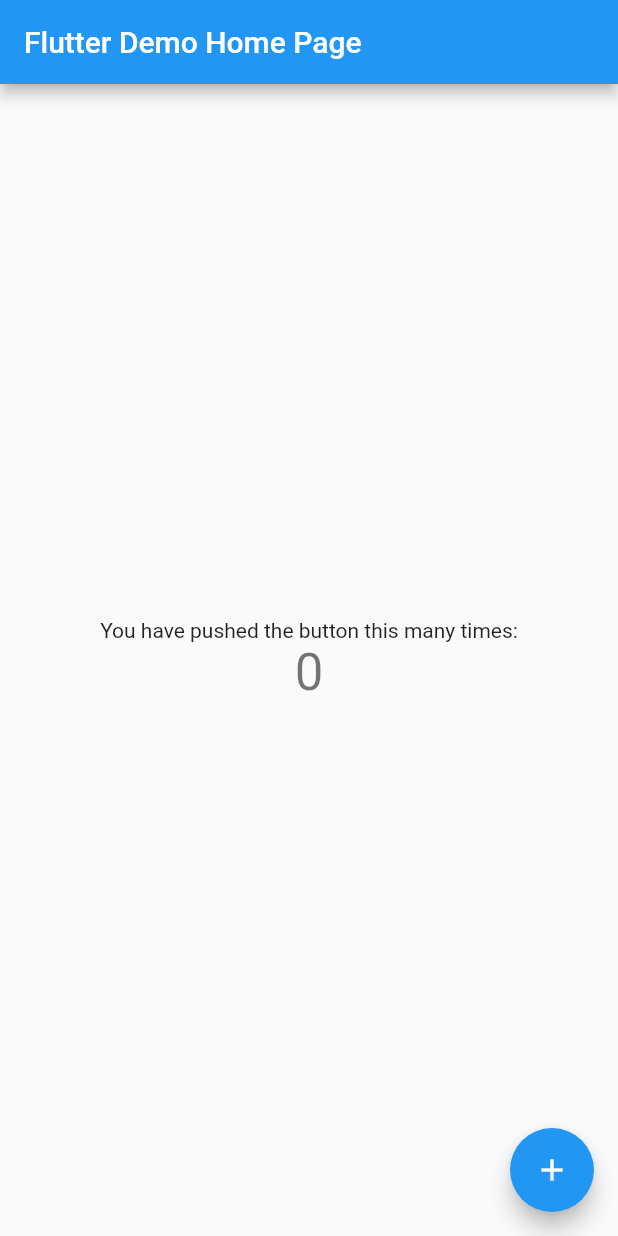
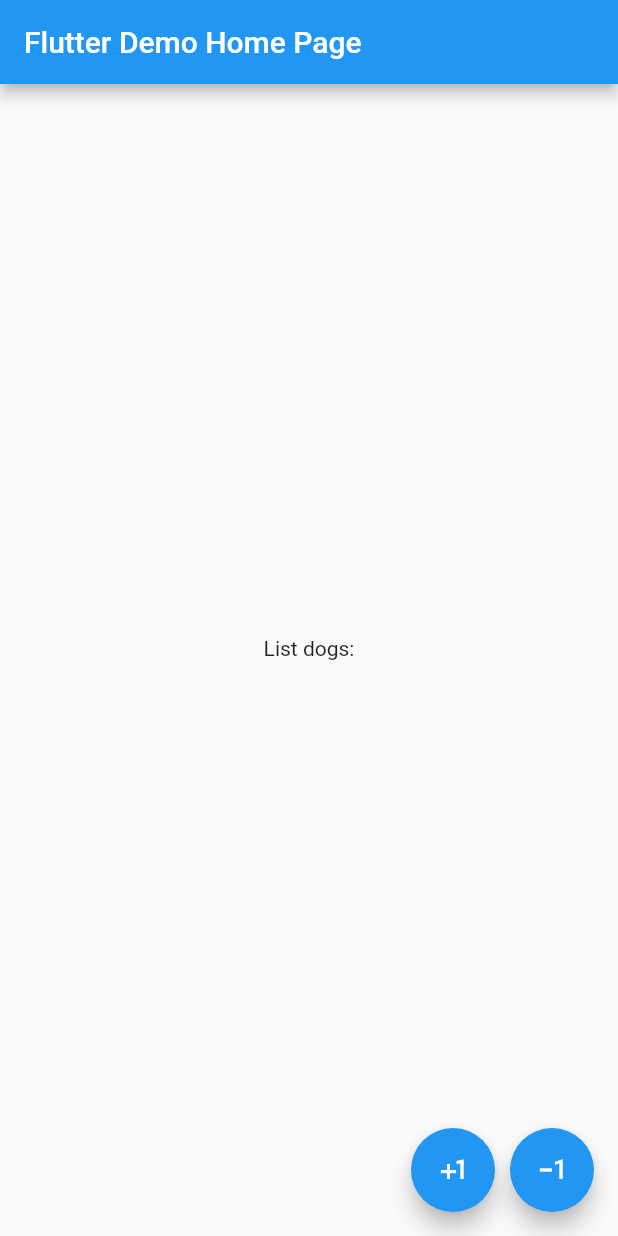
Before and after one commit to DuyLeHong/flutter_sqlite_example, a Flutter app: the screen it shows after launch, on a phone screen of 412 x 824 dp. Run offline on Flutter 3.47's test engine with Material 2 defaults, Android fonts, the phone set to English and light mode, and no system bars; our stand-ins replace sqflite; accounts and stored records are empty.

Commit message:
update UI - pending

```diff
--- a/lib/dog_model.dart
+++ b/lib/dog_model.dart
@@ -1,10 +1,10 @@
 class Dog {
-  final int id;
+  int? id;
   final String name;
   final int age;
 
-  const Dog({
-    required this.id,
+  Dog({
+    this.id,
     required this.name,
     required this.age,
   });
--- a/lib/main.dart
+++ b/lib/main.dart
@@ -1,4 +1,7 @@
 import 'package:flutter/material.dart';
+import 'package:flutter_sqlite_example/sqlite_example.dart';
+
+import 'dog_model.dart';
 
 void main() {
   runApp(const MyApp());
@@ -49,26 +52,33 @@ class MyHomePage extends StatefulWidget {
 
 class _MyHomePageState extends State<MyHomePage> {
   int _counter = 0;
+  late SQLiteController sqliteController;
+  late List<Dog> _dogs = [];
 
-  void _incrementCounter() {
-    setState(() {
-      // This call to setState tells the Flutter framework that something has
-      // changed in this State, which causes it to rerun the build method below
-      // so that the display can reflect the updated values. If we changed
-      // _counter without calling setState(), then the build method would not be
-      // called again, and so nothing would appear to happen.
-      _counter++;
-    });
+  @override
+  void initState() {
+    super.initState();
+
+    sqliteController = SQLiteController();
+    sqliteController.initializeDatabase();
+  }
+
+  void getListDogs() async {
+    _dogs.clear();
+    _dogs = await sqliteController.dogs();
   }
 
   @override
   Widget build(BuildContext context) {
-    // This method is rerun every time setState is called, for instance as done
-    // by the _incrementCounter method above.
-    //
-    // The Flutter framework has been optimized to make rerunning build methods
-    // fast, so that you can just rebuild anything that needs updating rather
-    // than having to individually change instances of widgets.
+
+    getListDogs();
+
+    String sDogs = '';
+
+    for (Dog dog in _dogs) {
+      sDogs += dog.toString();
+    }
+
     return Scaffold(
       appBar: AppBar(
         // Here we take the value from the MyHomePage object that was created by
@@ -96,19 +106,48 @@ class _MyHomePageState extends State<MyHomePage> {
           mainAxisAlignment: MainAxisAlignment.center,
           children: <Widget>[
             const Text(
-              'You have pushed the button this many times:',
+              'List dogs:',
             ),
             Text(
-              '$_counter',
-              style: Theme.of(context).textTheme.headline4,
+              sDogs,
             ),
           ],
         ),
       ),
-      floatingActionButton: FloatingActionButton(
-        onPressed: _incrementCounter,
-        tooltip: 'Increment',
-        child: const Icon(Icons.add),
+      floatingActionButton: Column(
+        mainAxisAlignment: MainAxisAlignment.end,
+        children: [
+          Row(
+            mainAxisAlignment: MainAxisAlignment.end,
+            children: <Widget>[
+              FloatingActionButton(
+                onPressed: () {
+                  setState(() {
+                    _counter++;
+                    Dog fido = Dog(name: 'Fido$_counter', age: 35);
+                    sqliteController.insertDog(fido);
+                  });
+                },
+                // add event <=== new
+                child: Icon(Icons.plus_one),
+              ),
+              SizedBox(
+                width: 10,
+              ),
+              FloatingActionButton(
+                onPressed: () {
+                  setState(() {
+                    Dog fido = Dog(name: 'Fido$_counter', age: 35);
+                    sqliteController.deleteDog(fido.name);
+                    _counter--;
+                  });
+                },
+                // add event <=== new
+                child: Icon(Icons.exposure_minus_1),
+              )
+            ],
+          ),
+        ],
       ), // This trailing comma makes auto-formatting nicer for build methods.
     );
   }
```
Also changed, not shown: lib/sqlite_example.dart (+51 -44 lines).
